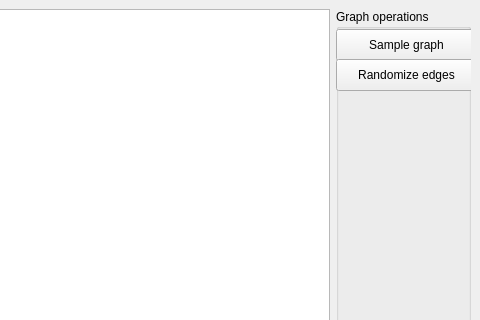
Above: mainwindow.ui from darthdeus/graphite-gui before the change; both pictures show x 559 to 1039 and y 0 to 320 of the 1039 by 802 pixel window. Below: the same form after it.
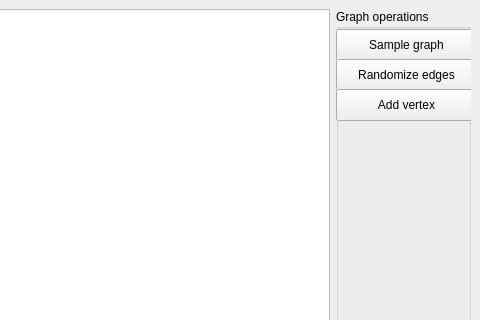
That is the form after the change.

Commit message: Add option for adding a vertex

```diff
--- a/mainwindow.ui
+++ b/mainwindow.ui
@@ -58,6 +58,19 @@
         <string>Randomize edges</string>
        </property>
       </widget>
+      <widget class="QPushButton" name="pushButton">
+       <property name="geometry">
+        <rect>
+         <x>0</x>
+         <y>80</y>
+         <width>141</width>
+         <height>32</height>
+        </rect>
+       </property>
+       <property name="text">
+        <string>Add vertex</string>
+       </property>
+      </widget>
      </widget>
     </item>
    </layout>
```
The commit also changes 5 other files.
